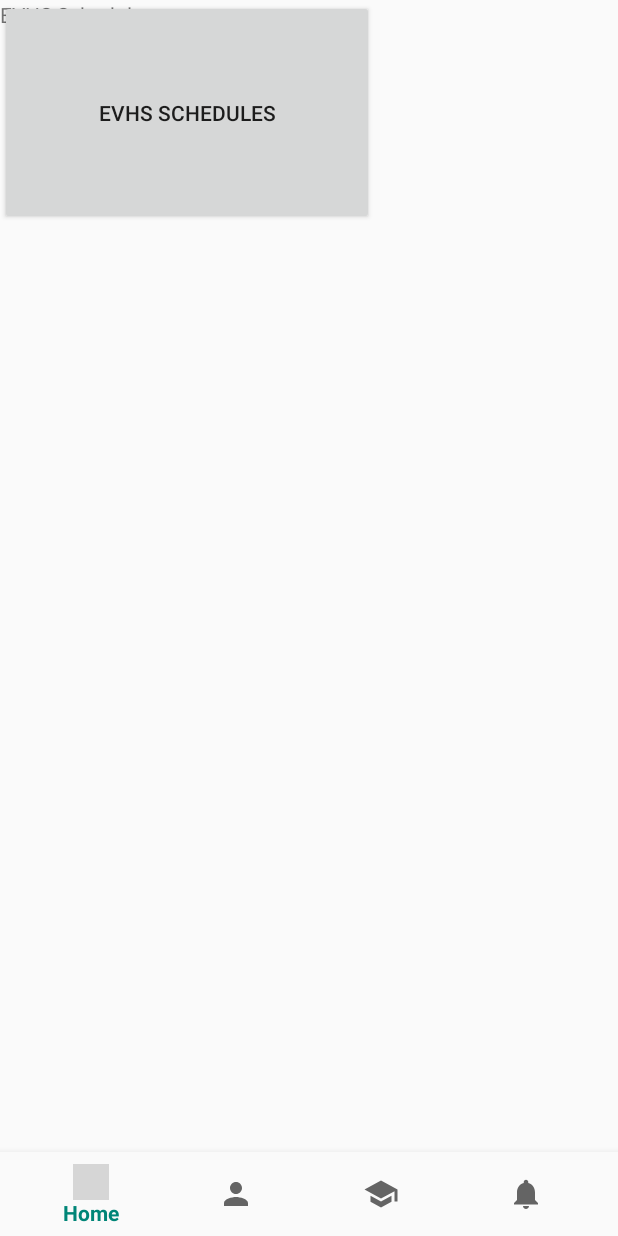
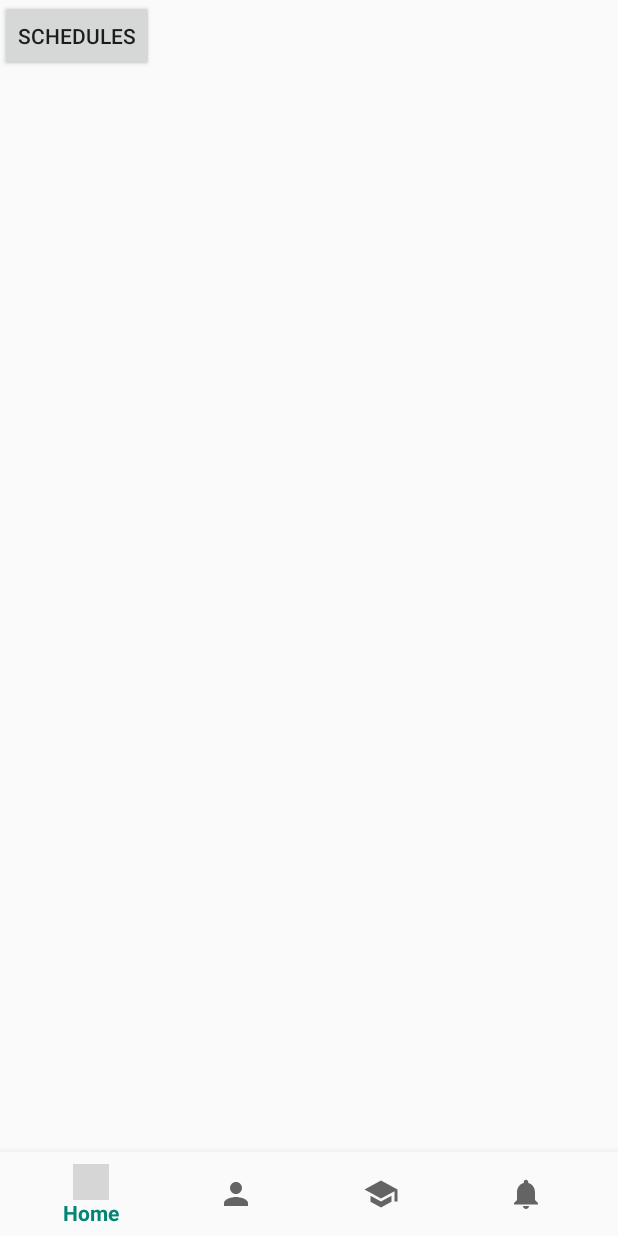
Before and after one commit to dotimothy/EVHub, an Android app: the screen it shows after launch (MainActivity), on a phone screen of 412 x 824 dp. Run offline under Robolectric (Android 15) with nearby library versions, the phone set to English and light mode, and no system bars; grey boxes are pictures that could not be loaded.

Commit message:
Update fragment_home.xml

```diff
--- a/app/src/main/res/layout/fragment_home.xml
+++ b/app/src/main/res/layout/fragment_home.xml
@@ -6,15 +6,11 @@
     tools:context=".Home">
 
     <!-- TODO: Update blank fragment layout -->
-    <TextView
-        android:layout_width="match_parent"
-        android:layout_height="match_parent"
-        android:text="@string/title_schedule" />
 
     <Button
         android:id="@+id/button2"
-        android:layout_width="249dp"
-        android:layout_height="150dp"
-        android:text="@string/title_schedule" />
+        android:layout_width="wrap_content"
+        android:layout_height="wrap_content"
+        android:text="Schedules" />
 
 </FrameLayout>
```
